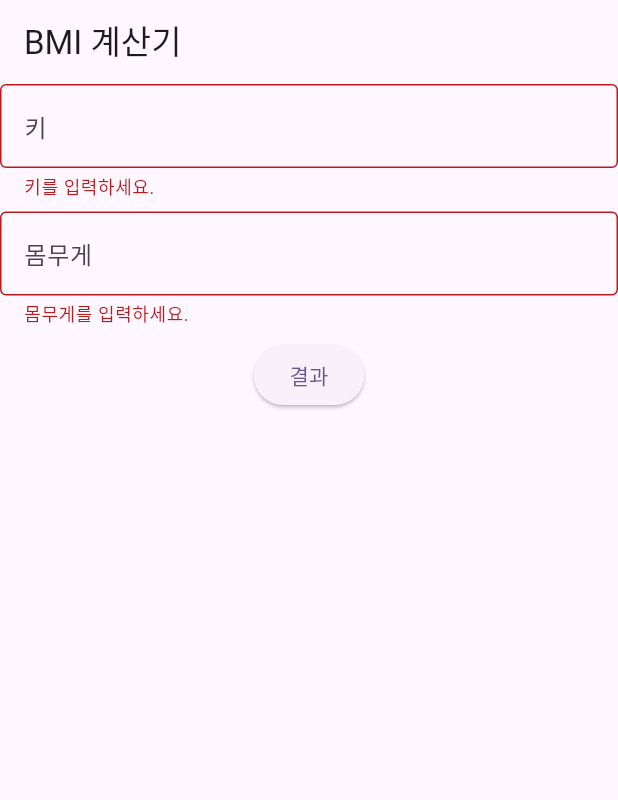
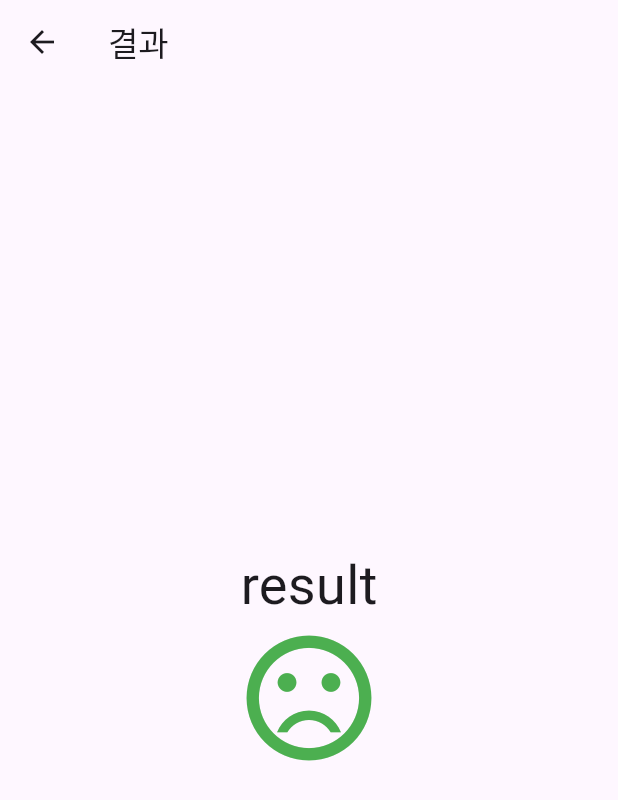
Before and after one commit to philiplee25/flutter_bmi, a Flutter app: the screen it shows after launch, after a tap on "결과", on a phone screen of 412 x 824 dp. Shown: the top 800 px of the screen. Run offline on Flutter 3.47's test engine with Material 3 defaults, Android fonts, the phone set to English and light mode, and no system bars.

Commit message:
feat: result screen

```diff
--- a/lib/presentation/main_screen.dart
+++ b/lib/presentation/main_screen.dart
@@ -1,3 +1,4 @@
+import 'package:bmi/presentation/result_screen.dart';
 import 'package:flutter/material.dart';
 
 class MainScreen extends StatefulWidget {
@@ -28,6 +29,7 @@ class _MainScreenState extends State<MainScreen> {
                 if (value == null || value.isEmpty) {
                   return '키를 입력하세요.';
                 }
+                return null;
               },
             ),
             const SizedBox(height: 8.0),
@@ -41,14 +43,25 @@ class _MainScreenState extends State<MainScreen> {
                 if (value == null || value.isEmpty) {
                   return '몸무게를 입력하세요.';
                 }
+                return null;
               },
             ),
             const SizedBox(height: 8.0),
             ElevatedButton(
               onPressed: () {
-                if(_formKey.currentState?.validate() ?? false) {
+                if (_formKey.currentState?.validate() ?? false) {
+                  return;
+                }
 
-                }
+                Navigator.push(
+                  context,
+                  MaterialPageRoute(
+                    builder: (context) => const ResultScreen(
+                      height: 180,
+                      weight: 77.5,
+                    ),
+                  ),
+                );
               },
               child: const Text('결과'),
             ),
--- /dev/null
+++ b/lib/presentation/result_screen.dart
@@ -0,0 +1,61 @@
+import 'package:flutter/material.dart';
+
+class ResultScreen extends StatelessWidget {
+  final double height;
+  final double weight;
+
+  const ResultScreen({
+    super.key,
+    required this.height,
+    required this.weight,
+  });
+
+  String _calBmi(double bmi) {
+    String result = '저체중';
+    if (bmi >= 35) {
+      result = '고도비만';
+    } else if (bmi >= 30) {
+      result = '2단계 비만';
+    } else if (bmi >= 25) {
+      result = '1단계 비만';
+    } else if (bmi >= 23) {
+      result = '과체중';
+    } else if (bmi >= 18.5) {
+      result = '정상';
+    }
+    return 'result';
+  }
+
+  Widget _buildIcon(double bmi) {
+    Icon icon = const Icon(Icons.sentiment_dissatisfied, color: Colors.green, size: 100);
+    if (bmi >= 23) {
+      icon = const Icon(Icons.sentiment_very_dissatisfied, color: Colors.green, size: 100);
+    } else if (bmi >= 18.5) {
+      icon = const Icon(Icons.sentiment_satisfied, color: Colors.green, size: 100,);
+    }
+    return icon;
+  }
+
+  @override
+  Widget build(BuildContext context) {
+    final bmi = weight / ((height / 100.0) * (height / 100.0));
+
+    return Scaffold(
+      appBar: AppBar(
+        title: const Text('결과'),
+      ),
+      body: Center(
+        child: Column(
+          mainAxisAlignment: MainAxisAlignment.center,
+          children: [
+            Text(
+              _calBmi(bmi),
+              style: const TextStyle(fontSize: 36),
+            ),
+            _buildIcon(bmi),
+          ],
+        ),
+      ),
+    );
+  }
+}
```
